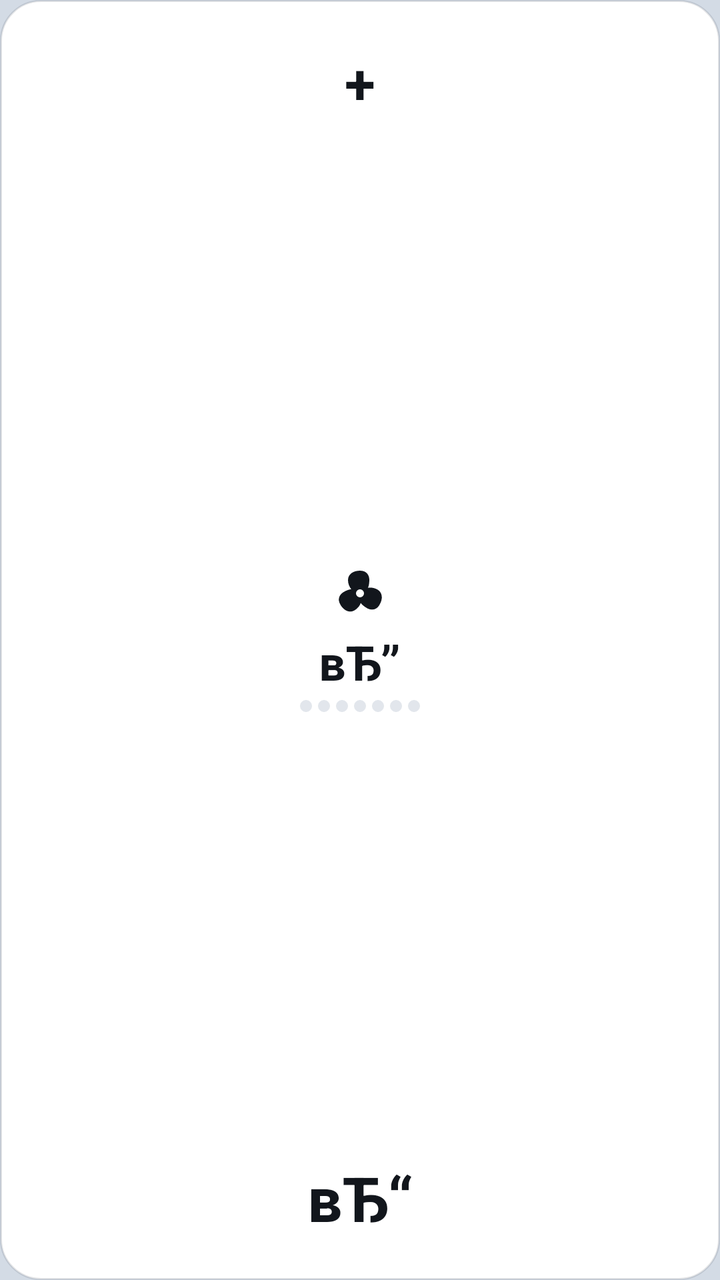
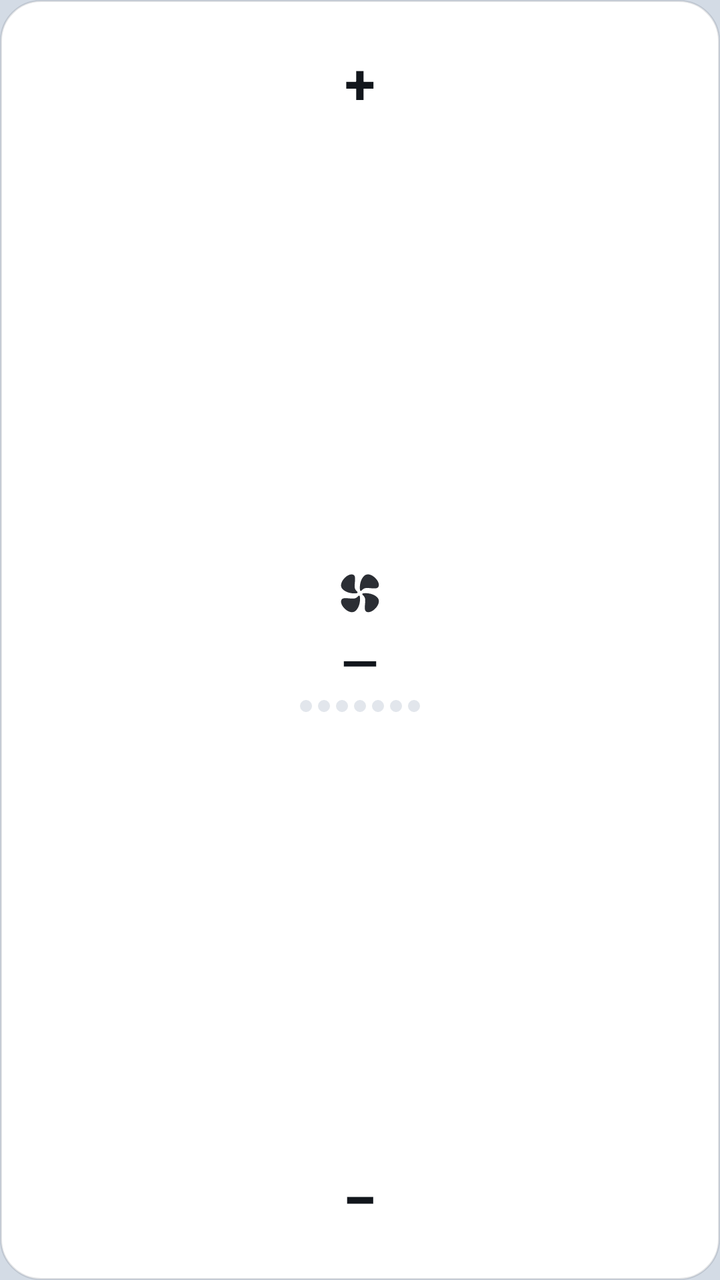

Before-and-after screenshots of an Android layout around one commit, followed by the original layout XML and the change that was made.
<!-- AndroidManifest.xml: application theme Theme.EX2ToolsIV -->
<!-- res/layout/widget_fan_speed_vertical.xml -->
<?xml version="1.0" encoding="utf-8"?>
<FrameLayout
    android:id="@+id/widget_root" xmlns:android="http://schemas.android.com/apk/res/android"
    android:layout_width="match_parent"
    android:layout_height="match_parent">
    <TextView
        android:id="@+id/widget_bg_layer"
        android:background="@drawable/widget_card_bg_100"
        android:layout_width="match_parent"
        android:layout_height="match_parent"
        android:text=""/>
    <LinearLayout
        android:gravity="center_horizontal"
        android:orientation="vertical"
        android:padding="10dp"
        android:layout_width="match_parent"
        android:layout_height="match_parent">
        <TextView
            android:textSize="28sp"
            android:textStyle="bold"
            android:textColor="@color/cx_text_primary"
            android:gravity="center"
            android:id="@+id/btn_fan_plus"
            android:background="@drawable/btn_circle"
            android:layout_width="62dp"
            android:layout_height="62dp"
            android:text="+"/>
        <LinearLayout
            android:gravity="center"
            android:orientation="vertical"
            android:layout_width="match_parent"
            android:layout_height="0dp"
            android:layout_weight="1">
            <ImageView
                android:layout_width="32dp"
                android:layout_height="32dp"
                android:layout_marginBottom="2dp"
                android:src="@drawable/ic_widget_fan"/>
            <TextView
                android:textSize="24sp"
                android:textStyle="bold"
                android:textColor="@color/cx_text_primary"
                android:id="@+id/tv_fan_value"
                android:layout_width="wrap_content"
                android:layout_height="wrap_content"
                android:text="вЂ”"/>
            <LinearLayout
                android:orientation="horizontal"
                android:layout_width="wrap_content"
                android:layout_height="wrap_content"
                android:layout_marginTop="3dp"
                android:layout_marginBottom="3dp">
                <TextView
                    android:id="@+id/dot_fan_1"
                    android:background="@drawable/widget_dot_off"
                    android:layout_width="6dp"
                    android:layout_height="6dp"
                    android:text=""
                    android:layout_marginEnd="3dp"/>
                <TextView
                    android:id="@+id/dot_fan_2"
                    android:background="@drawable/widget_dot_off"
                    android:layout_width="6dp"
                    android:layout_height="6dp"
                    android:text=""
                    android:layout_marginEnd="3dp"/>
                <TextView
                    android:id="@+id/dot_fan_3"
                    android:background="@drawable/widget_dot_off"
                    android:layout_width="6dp"
                    android:layout_height="6dp"
                    android:text=""
                    android:layout_marginEnd="3dp"/>
                <TextView
                    android:id="@+id/dot_fan_4"
                    android:background="@drawable/widget_dot_off"
                    android:layout_width="6dp"
                    android:layout_height="6dp"
                    android:text=""
                    android:layout_marginEnd="3dp"/>
                <TextView
                    android:id="@+id/dot_fan_5"
                    android:background="@drawable/widget_dot_off"
                    android:layout_width="6dp"
                    android:layout_height="6dp"
                    android:text=""
                    android:layout_marginEnd="3dp"/>
                <TextView
                    android:id="@+id/dot_fan_6"
                    android:background="@drawable/widget_dot_off"
                    android:layout_width="6dp"
                    android:layout_height="6dp"
                    android:text=""
                    android:layout_marginEnd="3dp"/>
                <TextView
                    android:id="@+id/dot_fan_7"
                    android:background="@drawable/widget_dot_off"
                    android:layout_width="6dp"
                    android:layout_height="6dp"
                    android:text=""/>
            </LinearLayout>
            <TextView
                android:textSize="10sp"
                android:textColor="@color/cx_text_secondary"
                android:id="@+id/tv_fan_label"
                android:visibility="gone"
                android:layout_width="wrap_content"
                android:layout_height="wrap_content"
                android:text="Р’РµРЅС‚РёР»СЏС‚РѕСЂ"/>
        </LinearLayout>
        <TextView
            android:textSize="31sp"
            android:textStyle="bold"
            android:textColor="@color/cx_text_primary"
            android:gravity="center"
            android:id="@+id/btn_fan_minus"
            android:background="@drawable/btn_circle"
            android:layout_width="62dp"
            android:layout_height="62dp"
            android:text="вЂ“"/>
    </LinearLayout>
</FrameLayout>
<!-- resources referenced by this layout -->
<resources>
  <color name="cx_text_primary">#12161C</color>
  <color name="cx_text_secondary">#525A66</color>
  <!-- drawable btn_circle (drawable) -->
  <?xml version="1.0" encoding="utf-8"?>
  <ripple xmlns:android="http://schemas.android.com/apk/res/android" android:color="@color/flyme_fill_a1_3">
      <item>
          <shape android:shape="oval">
              <solid android:color="@color/flyme_fill_a1_2" />
          </shape>
      </item>
  </ripple>
  <!-- drawable ic_widget_fan (drawable) -->
  <?xml version="1.0" encoding="utf-8"?>
  <vector xmlns:android="http://schemas.android.com/apk/res/android"
      android:height="24dp"
      android:width="24dp"
      android:viewportWidth="24"
      android:viewportHeight="24">
      <path
          android:fillColor="@color/cx_text_primary"
          android:pathData="M12,12 C9.5,12 7.5,9.8 7.5,7 C7.5,4.8 9.5,3.5 12,3.5 C14.5,3.5 15.5,5.2 15.5,7 C15.5,9.8 14.5,12 12,12 Z"/>
      <group
          android:pivotX="12"
          android:pivotY="12"
          android:rotation="120">
          <path
              android:fillColor="@color/cx_text_primary"
              android:pathData="M12,12 C9.5,12 7.5,9.8 7.5,7 C7.5,4.8 9.5,3.5 12,3.5 C14.5,3.5 15.5,5.2 15.5,7 C15.5,9.8 14.5,12 12,12 Z"/>
      </group>
      <group
          android:pivotX="12"
          android:pivotY="12"
          android:rotation="240">
          <path
              android:fillColor="@color/cx_text_primary"
              android:pathData="M12,12 C9.5,12 7.5,9.8 7.5,7 C7.5,4.8 9.5,3.5 12,3.5 C14.5,3.5 15.5,5.2 15.5,7 C15.5,9.8 14.5,12 12,12 Z"/>
      </group>
      <path
          android:fillColor="@color/cx_surface"
          android:pathData="M12,10.5 A1.5,1.5 0 1,0 12,13.5 A1.5,1.5 0 1,0 12,10.5 Z"/>
  </vector>
  <!-- drawable widget_card_bg_100 (drawable) -->
  <?xml version="1.0" encoding="utf-8"?>
  <shape xmlns:android="http://schemas.android.com/apk/res/android" android:shape="rectangle">
      <solid android:color="@color/widget_bg_alpha_100"/>
      <corners android:radius="20dp"/>
      <stroke
          android:width="1dp"
          android:color="@color/widget_card_stroke"/>
  </shape>
  <!-- drawable widget_dot_off (drawable) -->
  <?xml version="1.0" encoding="utf-8"?>
  <shape xmlns:android="http://schemas.android.com/apk/res/android" android:shape="oval">
      <solid android:color="@color/cx_surface_alt"/>
  </shape>
  <color name="flyme_fill_a1_3">#99FFFFFF</color>
  <color name="flyme_fill_a1_2">#D9FFFFFF</color>
  <color name="cx_surface">#FFFFFF</color>
  <color name="widget_bg_alpha_100">#FFFFFFFF</color>
  <color name="widget_card_stroke">#1F1E2530</color>
  <color name="cx_surface_alt">#E2E6EC</color>
  <color name="flyme_blue">#1368FB</color>
  <color name="flyme_white">#FFFFFF</color>
  <color name="flyme_fill_a1_1">#F2FFFFFF</color>
  <color name="flyme_label_level1">#E5000000</color>
  <color name="flyme_label_level2">#99000000</color>
  <color name="transparent">#00000000</color>
  <color name="flyme_red">#D21E30</color>
  <color name="flyme_window_background">#D3DBE5</color>
  <!-- unchanged entries left out for length: 1 -->
</resources>

<!-- the commit's change to res/layout/widget_fan_speed_vertical.xml (unified diff, before → after) -->
@@ -35,7 +35,8 @@
                 android:layout_width="32dp"
                 android:layout_height="32dp"
                 android:layout_marginBottom="2dp"
-                android:src="@drawable/ic_widget_fan"/>
+                android:src="@drawable/ic_climate_fan"
+                android:tint="@color/cx_text_primary" />
             <TextView
                 android:textSize="24sp"
                 android:textStyle="bold"
@@ -43,7 +44,7 @@
                 android:id="@+id/tv_fan_value"
                 android:layout_width="wrap_content"
                 android:layout_height="wrap_content"
-                android:text="вЂ”"/>
+                android:text="—"/>
             <LinearLayout
                 android:orientation="horizontal"
                 android:layout_width="wrap_content"
@@ -106,7 +107,7 @@
                 android:visibility="gone"
                 android:layout_width="wrap_content"
                 android:layout_height="wrap_content"
-                android:text="Р’РµРЅС‚РёР»СЏС‚РѕСЂ"/>
+                android:text="Вентилятор"/>
         </LinearLayout>
         <TextView
             android:textSize="31sp"
@@ -117,6 +118,6 @@
             android:background="@drawable/btn_circle"
             android:layout_width="62dp"
             android:layout_height="62dp"
-            android:text="вЂ“"/>
+            android:text="−"/>
     </LinearLayout>
 </FrameLayout>
<!-- resource entries referenced after the edit -->
@@ -11,36 +11,7 @@
           </shape>
       </item>
   </ripple>
-  <!-- drawable ic_widget_fan (drawable) -->
-  <?xml version="1.0" encoding="utf-8"?>
-  <vector xmlns:android="http://schemas.android.com/apk/res/android"
-      android:height="24dp"
-      android:width="24dp"
-      android:viewportWidth="24"
-      android:viewportHeight="24">
-      <path
-          android:fillColor="@color/cx_text_primary"
-          android:pathData="M12,12 C9.5,12 7.5,9.8 7.5,7 C7.5,4.8 9.5,3.5 12,3.5 C14.5,3.5 15.5,5.2 15.5,7 C15.5,9.8 14.5,12 12,12 Z"/>
-      <group
-          android:pivotX="12"
-          android:pivotY="12"
-          android:rotation="120">
-          <path
-              android:fillColor="@color/cx_text_primary"
-              android:pathData="M12,12 C9.5,12 7.5,9.8 7.5,7 C7.5,4.8 9.5,3.5 12,3.5 C14.5,3.5 15.5,5.2 15.5,7 C15.5,9.8 14.5,12 12,12 Z"/>
-      </group>
-      <group
-          android:pivotX="12"
-          android:pivotY="12"
-          android:rotation="240">
-          <path
-              android:fillColor="@color/cx_text_primary"
-              android:pathData="M12,12 C9.5,12 7.5,9.8 7.5,7 C7.5,4.8 9.5,3.5 12,3.5 C14.5,3.5 15.5,5.2 15.5,7 C15.5,9.8 14.5,12 12,12 Z"/>
-      </group>
-      <path
-          android:fillColor="@color/cx_surface"
-          android:pathData="M12,10.5 A1.5,1.5 0 1,0 12,13.5 A1.5,1.5 0 1,0 12,10.5 Z"/>
-  </vector>
+  <!-- drawable ic_climate_fan: vector/xml drawable (drawable, 2043 chars, omitted) -->
   <!-- drawable widget_card_bg_100 (drawable) -->
   <?xml version="1.0" encoding="utf-8"?>
   <shape xmlns:android="http://schemas.android.com/apk/res/android" android:shape="rectangle">
@@ -57,7 +28,6 @@
   </shape>
   <color name="flyme_fill_a1_3">#99FFFFFF</color>
   <color name="flyme_fill_a1_2">#D9FFFFFF</color>
-  <color name="cx_surface">#FFFFFF</color>
   <color name="widget_bg_alpha_100">#FFFFFFFF</color>
   <color name="widget_card_stroke">#1F1E2530</color>
   <color name="cx_surface_alt">#E2E6EC</color>
